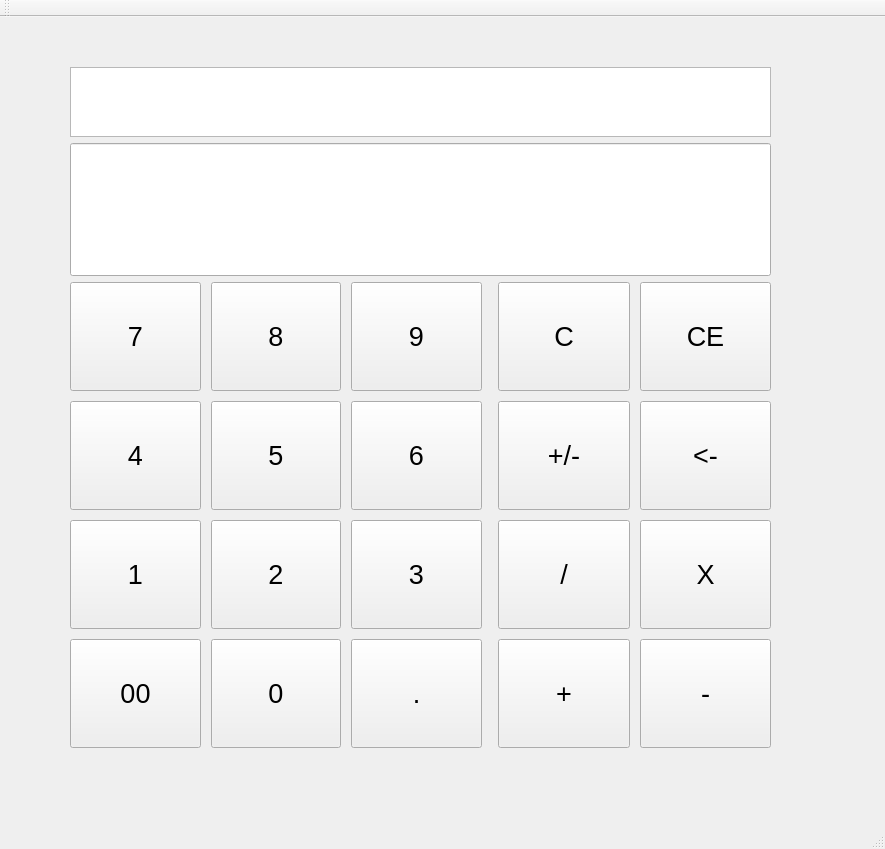
This is CGH_QtWidget_Calculator/CGH_QtWidget_Calculator.ui in GoHwaChoi/Calculator as Qt 5 draws it before an edit. The edited form follows.
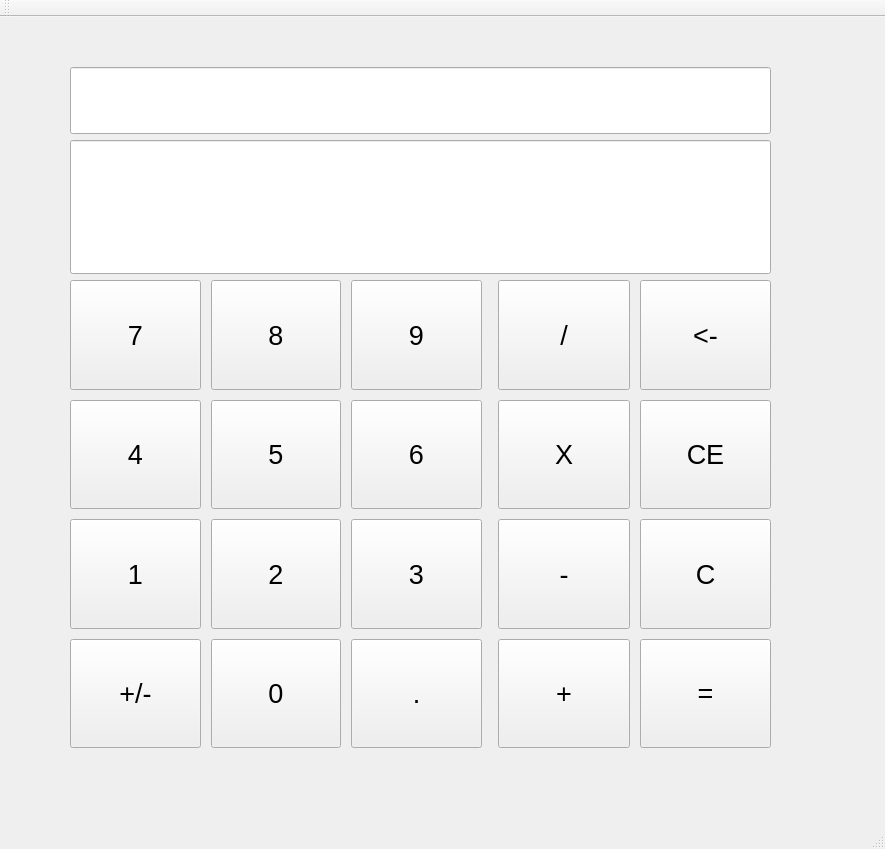
This is the edited form.

Commit message: [Modify] Qt Calculator Program update :: implement  operation of addtion, subtraction, Multiplication, division

Diff of the .ui file:
```diff
--- a/CGH_QtWidget_Calculator/CGH_QtWidget_Calculator.ui
+++ b/CGH_QtWidget_Calculator/CGH_QtWidget_Calculator.ui
@@ -37,16 +37,33 @@
       <number>10</number>
      </property>
      <item>
-      <widget class="QTextEdit" name="textEdit"/>
+      <widget class="QLineEdit" name="lineEdit_expr">
+       <property name="sizePolicy">
+        <sizepolicy hsizetype="Expanding" vsizetype="Expanding">
+         <horstretch>0</horstretch>
+         <verstretch>0</verstretch>
+        </sizepolicy>
+       </property>
+       <property name="font">
+        <font>
+         <pointsize>25</pointsize>
+        </font>
+       </property>
+      </widget>
      </item>
      <item>
-      <widget class="QLineEdit" name="lineEdit">
+      <widget class="QLineEdit" name="lineEdit_num">
        <property name="sizePolicy">
         <sizepolicy hsizetype="Expanding" vsizetype="Expanding">
          <horstretch>0</horstretch>
          <verstretch>0</verstretch>
         </sizepolicy>
        </property>
+       <property name="font">
+        <font>
+         <pointsize>36</pointsize>
+        </font>
+       </property>
       </widget>
      </item>
      <item>
@@ -285,7 +302,7 @@
           </widget>
          </item>
          <item row="3" column="0">
-          <widget class="QPushButton" name="pushButton_00">
+          <widget class="QPushButton" name="pushButton_selectNegOrPos">
            <property name="sizePolicy">
             <sizepolicy hsizetype="Expanding" vsizetype="Expanding">
              <horstretch>0</horstretch>
@@ -304,7 +321,7 @@
             </font>
            </property>
            <property name="text">
-            <string>00</string>
+            <string>+/-</string>
            </property>
           </widget>
          </item>
@@ -375,8 +392,8 @@
          <property name="spacing">
           <number>10</number>
          </property>
-         <item row="0" column="0">
-          <widget class="QPushButton" name="pushButton_11">
+         <item row="4" column="0">
+          <widget class="QPushButton" name="pushButton_minus">
            <property name="sizePolicy">
             <sizepolicy hsizetype="Expanding" vsizetype="Expanding">
              <horstretch>0</horstretch>
@@ -395,108 +412,12 @@
             </font>
            </property>
            <property name="text">
-            <string>C</string>
+            <string>-</string>
            </property>
           </widget>
          </item>
-         <item row="0" column="1">
-          <widget class="QPushButton" name="pushButton_14">
-           <property name="sizePolicy">
-            <sizepolicy hsizetype="Expanding" vsizetype="Expanding">
-             <horstretch>0</horstretch>
-             <verstretch>0</verstretch>
-            </sizepolicy>
-           </property>
-           <property name="minimumSize">
-            <size>
-             <width>40</width>
-             <height>40</height>
-            </size>
-           </property>
-           <property name="font">
-            <font>
-             <pointsize>20</pointsize>
-            </font>
-           </property>
-           <property name="text">
-            <string>CE</string>
-           </property>
-          </widget>
-         </item>
-         <item row="1" column="0">
-          <widget class="QPushButton" name="pushButton_12">
-           <property name="sizePolicy">
-            <sizepolicy hsizetype="Expanding" vsizetype="Expanding">
-             <horstretch>0</horstretch>
-             <verstretch>0</verstretch>
-            </sizepolicy>
-           </property>
-           <property name="minimumSize">
-            <size>
-             <width>40</width>
-             <height>40</height>
-            </size>
-           </property>
-           <property name="font">
-            <font>
-             <pointsize>20</pointsize>
-            </font>
-           </property>
-           <property name="text">
-            <string>+/-</string>
-           </property>
-          </widget>
-         </item>
-         <item row="1" column="1">
-          <widget class="QPushButton" name="pushButton_13">
-           <property name="sizePolicy">
-            <sizepolicy hsizetype="Expanding" vsizetype="Expanding">
-             <horstretch>0</horstretch>
-             <verstretch>0</verstretch>
-            </sizepolicy>
-           </property>
-           <property name="minimumSize">
-            <size>
-             <width>40</width>
-             <height>40</height>
-            </size>
-           </property>
-           <property name="font">
-            <font>
-             <pointsize>20</pointsize>
-            </font>
-           </property>
-           <property name="text">
-            <string>&lt;-</string>
-           </property>
-          </widget>
-         </item>
-         <item row="2" column="0">
-          <widget class="QPushButton" name="pushButton_10">
-           <property name="sizePolicy">
-            <sizepolicy hsizetype="Expanding" vsizetype="Expanding">
-             <horstretch>0</horstretch>
-             <verstretch>0</verstretch>
-            </sizepolicy>
-           </property>
-           <property name="minimumSize">
-            <size>
-             <width>40</width>
-             <height>40</height>
-            </size>
-           </property>
-           <property name="font">
-            <font>
-             <pointsize>20</pointsize>
-            </font>
-           </property>
-           <property name="text">
-            <string>/</string>
-           </property>
-          </widget>
-         </item>
-         <item row="2" column="1">
-          <widget class="QPushButton" name="pushButton_15">
+         <item row="3" column="0">
+          <widget class="QPushButton" name="pushButton_multiple">
            <property name="sizePolicy">
             <sizepolicy hsizetype="Expanding" vsizetype="Expanding">
              <horstretch>0</horstretch>
@@ -519,8 +440,8 @@
            </property>
           </widget>
          </item>
-         <item row="3" column="0">
-          <widget class="QPushButton" name="pushButton_dot_2">
+         <item row="5" column="0">
+          <widget class="QPushButton" name="pushButton_plus">
            <property name="sizePolicy">
             <sizepolicy hsizetype="Expanding" vsizetype="Expanding">
              <horstretch>0</horstretch>
@@ -543,8 +464,104 @@
            </property>
           </widget>
          </item>
+         <item row="5" column="1">
+          <widget class="QPushButton" name="pushButton_result">
+           <property name="sizePolicy">
+            <sizepolicy hsizetype="Expanding" vsizetype="Expanding">
+             <horstretch>0</horstretch>
+             <verstretch>0</verstretch>
+            </sizepolicy>
+           </property>
+           <property name="minimumSize">
+            <size>
+             <width>40</width>
+             <height>40</height>
+            </size>
+           </property>
+           <property name="font">
+            <font>
+             <pointsize>20</pointsize>
+            </font>
+           </property>
+           <property name="text">
+            <string>=</string>
+           </property>
+          </widget>
+         </item>
+         <item row="2" column="0">
+          <widget class="QPushButton" name="pushButton_divide">
+           <property name="sizePolicy">
+            <sizepolicy hsizetype="Expanding" vsizetype="Expanding">
+             <horstretch>0</horstretch>
+             <verstretch>0</verstretch>
+            </sizepolicy>
+           </property>
+           <property name="minimumSize">
+            <size>
+             <width>40</width>
+             <height>40</height>
+            </size>
+           </property>
+           <property name="font">
+            <font>
+             <pointsize>20</pointsize>
+            </font>
+           </property>
+           <property name="text">
+            <string>/</string>
+           </property>
+          </widget>
+         </item>
+         <item row="4" column="1">
+          <widget class="QPushButton" name="pushButton_resetCalc">
+           <property name="sizePolicy">
+            <sizepolicy hsizetype="Expanding" vsizetype="Expanding">
+             <horstretch>0</horstretch>
+             <verstretch>0</verstretch>
+            </sizepolicy>
+           </property>
+           <property name="minimumSize">
+            <size>
+             <width>40</width>
+             <height>40</height>
+            </size>
+           </property>
+           <property name="font">
+            <font>
+             <pointsize>20</pointsize>
+            </font>
+           </property>
+           <property name="text">
+            <string>C</string>
+           </property>
+          </widget>
+         </item>
+         <item row="2" column="1">
+          <widget class="QPushButton" name="pushButton_backspace">
+           <property name="sizePolicy">
+            <sizepolicy hsizetype="Expanding" vsizetype="Expanding">
+             <horstretch>0</horstretch>
+             <verstretch>0</verstretch>
+            </sizepolicy>
+           </property>
+           <property name="minimumSize">
+            <size>
+             <width>40</width>
+             <height>40</height>
+            </size>
+           </property>
+           <property name="font">
+            <font>
+             <pointsize>20</pointsize>
+            </font>
+           </property>
+           <property name="text">
+            <string>&lt;-</string>
+           </property>
+          </widget>
+         </item>
          <item row="3" column="1">
-          <widget class="QPushButton" name="pushButton_dot_3">
+          <widget class="QPushButton" name="pushButton_clearExpr">
            <property name="sizePolicy">
             <sizepolicy hsizetype="Expanding" vsizetype="Expanding">
              <horstretch>0</horstretch>
@@ -563,7 +580,7 @@
             </font>
            </property>
            <property name="text">
-            <string>-</string>
+            <string>CE</string>
            </property>
           </widget>
          </item>
```
The commit also changes 7 other files.
